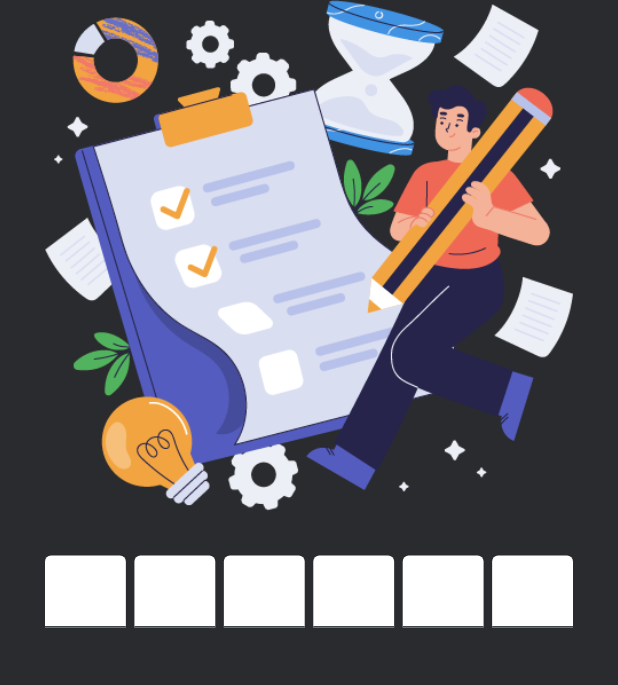
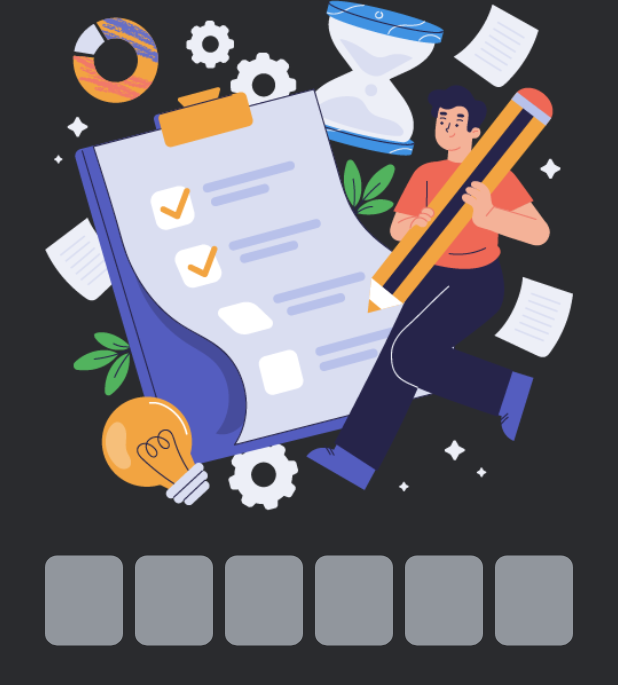
Before and after one commit to fidelisnwabisi/todo_app, a Flutter app: the OTPVerificationScreen screen opened directly, on a phone screen of 412 x 824 dp. Shown: the top 685 px of the screen. Run offline on Flutter 3.47's test engine with Material 2 defaults, Android fonts, the phone set to English and light mode, and no system bars; drawn by our look-alikes of pinput; our stand-ins replace flutter_screenutil, flutter_vector_icons, google_fonts, smooth_page_indicator.

```diff
--- a/lib/features/authentication/views/otp_verification_screen.dart
+++ b/lib/features/authentication/views/otp_verification_screen.dart
@@ -1,6 +1,5 @@
 import 'package:flutter/material.dart';
-import 'package:flutter_screenutil/flutter_screenutil.dart';
-import 'package:todo_app/core/common/widgets/round_button.dart';
+import 'package:pinput/pinput.dart';
 import 'package:todo_app/core/common/widgets/white_space.dart';
 import 'package:todo_app/core/res/colours.dart';
 import 'package:todo_app/core/res/image_res.dart';
@@ -18,62 +17,8 @@ class OTPVerificationScreen extends StatelessWidget {
             children: [
               Image.asset(ImageRes.todo),
               const WhiteSpace(height: 26),
-              const Row(
-                children: [
-                  Expanded(
-                    child: TextField(
-                      decoration: InputDecoration(
-                        filled: true,
-                        fillColor: Colours.light,
-                      ),
-                    ),
-                  ),
-                  WhiteSpace(width: 5),
-                  Expanded(
-                    child: TextField(
-                      decoration: InputDecoration(
-                        filled: true,
-                        fillColor: Colours.light,
-                      ),
-                    ),
-                  ),
-                  WhiteSpace(width: 5),
-                  Expanded(
-                    child: TextField(
-                      decoration: InputDecoration(
-                        filled: true,
-                        fillColor: Colours.light,
-                      ),
-                    ),
-                  ),
-                  WhiteSpace(width: 5),
-                  Expanded(
-                    child: TextField(
-                      decoration: InputDecoration(
-                        filled: true,
-                        fillColor: Colours.light,
-                      ),
-                    ),
-                  ),
-                  WhiteSpace(width: 5),
-                  Expanded(
-                    child: TextField(
-                      decoration: InputDecoration(
-                        filled: true,
-                        fillColor: Colours.light,
-                      ),
-                    ),
-                  ),
-                  WhiteSpace(width: 5),
-                  Expanded(
-                    child: TextField(
-                      decoration: InputDecoration(
-                        filled: true,
-                        fillColor: Colours.light,
-                      ),
-                    ),
-                  ),
-                ],
+              Pinput(
+                length: 6,
               )
             ],
           ),
--- a/lib/features/on_boarding/views/on_boarding_screen.dart
+++ b/lib/features/on_boarding/views/on_boarding_screen.dart
@@ -6,12 +6,10 @@
 
 import 'package:flutter/material.dart';
 import 'package:flutter_vector_icons/flutter_vector_icons.dart';
-import 'package:google_fonts/google_fonts.dart';
 import 'package:smooth_page_indicator/smooth_page_indicator.dart';
 import 'package:todo_app/core/common/widgets/fading_text.dart';
 import 'package:todo_app/core/common/widgets/white_space.dart';
 import 'package:todo_app/core/res/colours.dart';
-import 'package:todo_app/core/res/image_res.dart';
 import 'package:todo_app/features/on_boarding/views/widgets/second_page.dart';
 
 import 'widgets/first_page.dart';
--- a/lib/features/on_boarding/views/widgets/second_page.dart
+++ b/lib/features/on_boarding/views/widgets/second_page.dart
@@ -1,9 +1,6 @@
 import 'package:flutter/material.dart';
-import 'package:google_fonts/google_fonts.dart';
-import 'package:todo_app/core/common/widgets/fading_text.dart';
 import 'package:todo_app/core/common/widgets/round_button.dart';
 import 'package:todo_app/core/common/widgets/white_space.dart';
-import 'package:todo_app/core/res/colours.dart';
 import 'package:todo_app/core/res/image_res.dart';
 import 'package:todo_app/features/authentication/views/sign_in_screen.dart';
 
--- a/pubspec.yaml
+++ b/pubspec.yaml
@@ -39,6 +39,7 @@ dependencies:
   google_fonts: ^5.1.0
   flutter_vector_icons: ^2.0.0
   smooth_page_indicator: ^1.1.0
+  pinput: ^3.0.0
 
 dev_dependencies:
   flutter_test:
```
Also changed, not shown: pubspec.lock.
